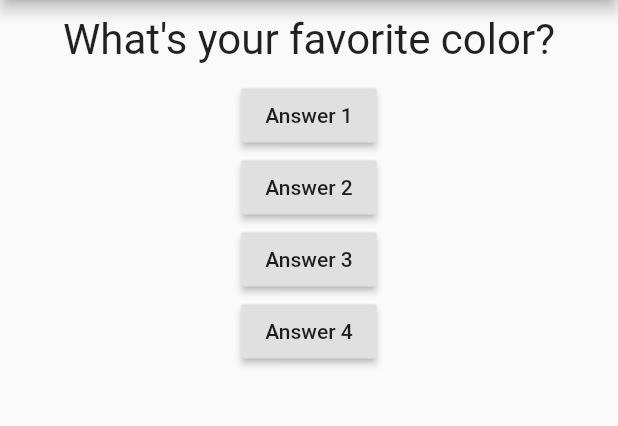
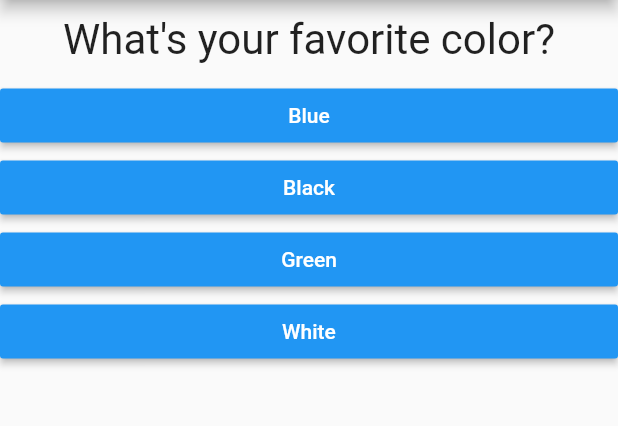
Before and after one commit to stuartclaghorn/quiz, a Flutter app: the screen it shows after launch, on a phone screen of 412 x 824 dp, the part 84-510 px from its top. Run offline on Flutter 3.47's test engine with Material 2 defaults, Android fonts, the light colour scheme and no system bars.

Commit message:
Final class version

```diff
--- a/lib/answer.dart
+++ b/lib/answer.dart
@@ -3,8 +3,9 @@ import 'package:flutter/material.dart';
 class Answer extends StatelessWidget {
   // const Answer({ Key? key }) : super(key: key);
   final VoidCallback selectHandler;
+  final String answerText;
 
-  Answer(this.selectHandler);
+  Answer(this.selectHandler, this.answerText);
 
   @override
   Widget build(BuildContext context) {
@@ -13,9 +14,7 @@ class Answer extends StatelessWidget {
       child: RaisedButton(
         color: Colors.blue,
         textColor: Colors.white,
-        child: Text(
-          'Answer 1',
-        ),
+        child: Text(answerText),
         onPressed: selectHandler,
       ),
     );
--- a/lib/main.dart
+++ b/lib/main.dart
@@ -1,5 +1,6 @@
 import 'package:flutter/material.dart';
-import './question.dart';
+import './quiz.dart';
+import './result.dart';
 
 // void main() {
 //   runApp(MyApp());
@@ -9,24 +10,56 @@ void main() => runApp(MyApp());
 class MyApp extends StatefulWidget {
   @override
   State<StatefulWidget> createState() {
-    // TODO: implement createState
     return _MyAppState();
   }
 }
 
 class _MyAppState extends State<MyApp> {
+  final _questions = const [
+    {
+      'questionText': 'What\'s your favorite color?',
+      'answers': [
+        {'text': 'Blue', 'score': 5},
+        {'text': 'Black', 'score': 3},
+        {'text': 'Green', 'score': 2},
+        {'text': 'White', 'score': 1},
+      ],
+    },
+    {
+      'questionText': 'What\'s your favorite animal?',
+      'answers': [
+        {'text': 'Dog', 'score': 5},
+        {'text': 'Tiger', 'score': 3},
+        {'text': 'Turtle', 'score': 2},
+        {'text': 'Cat', 'score': 0},
+      ],
+    },
+    {
+      'questionText': 'Who\'s your favorite instructor?',
+      'answers': [
+        {'text': 'Angela', 'score': 5},
+        {'text': 'Max', 'score': 3},
+        {'text': 'Mrs. Pringle', 'score': 2},
+        {'text': 'Stanley', 'score': 1},
+      ],
+    },
+  ];
   var _questionIndex = 0;
+  var _totalScore = 0;
 
-  var _questions = [
-    "What's your favorite color?",
-    "What's your favorite animal?",
-  ];
-
-  void _answerQuestion() {
+  void _answerQuestion(int score) {
+    _totalScore = _totalScore + score;
     setState(() {
       _questionIndex = _questionIndex + 1;
     });
     // print("Answer chosen!");
+  }
+
+  void _resetQuiz() {
+    setState(() {
+      _questionIndex = 0;
+      _totalScore = 0;
+    });
   }
 
   @override
@@ -38,27 +71,12 @@ class _MyAppState extends State<MyApp> {
         appBar: AppBar(
           title: Text('Quiz'),
         ),
-        body: Column(
-          children: [
-            Question(_questions[_questionIndex]),
-            RaisedButton(
-              child: Text('Answer 1'),
-              onPressed: _answerQuestion,
-            ),
-            RaisedButton(
-              child: Text('Answer 2'),
-              onPressed: _answerQuestion,
-            ),
-            RaisedButton(
-              child: Text('Answer 3'),
-              onPressed: _answerQuestion,
-            ),
-            RaisedButton(
-              child: Text('Answer 4'),
-              onPressed: _answerQuestion,
-            ),
-          ],
-        ),
+        body: _questionIndex < _questions.length
+            ? Quiz(
+                answerQuestion: _answerQuestion,
+                questions: _questions,
+                questionIndex: _questionIndex)
+            : Result(_totalScore, _resetQuiz),
       ),
     );
   }
--- /dev/null
+++ b/lib/quiz.dart
@@ -0,0 +1,29 @@
+import 'package:flutter/material.dart';
+import './question.dart';
+import './answer.dart';
+
+class Quiz extends StatelessWidget {
+  final Function(int) answerQuestion;
+  final int questionIndex;
+  final List<Map<String, Object>> questions;
+
+  Quiz({
+    required this.answerQuestion,
+    required this.questions,
+    required this.questionIndex,
+  });
+
+  @override
+  Widget build(BuildContext context) {
+    return Column(
+      children: [
+        Question(questions[questionIndex]['questionText'] as String),
+        ...(questions[questionIndex]['answers'] as List<Map<String, Object>>)
+            .map((answer) {
+          return Answer(() => answerQuestion(answer['score'] as int),
+              answer['text'] as String);
+        }).toList()
+      ],
+    );
+  }
+}
```
Also changed, not shown: lib/result.dart (added, +43 -0 lines).
